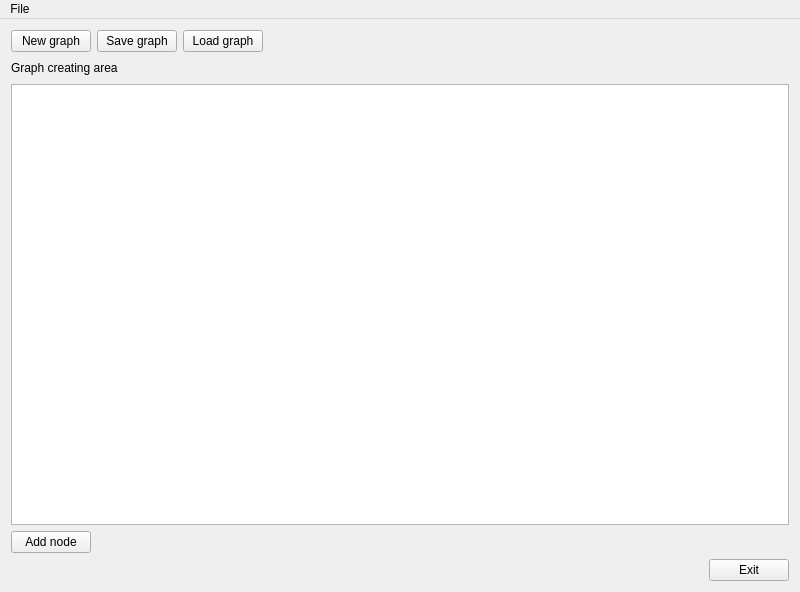
The window that Forms/mainmenu.ui (ajzenhamernikola/GiA) describes before a commit, drawn with Qt 5.
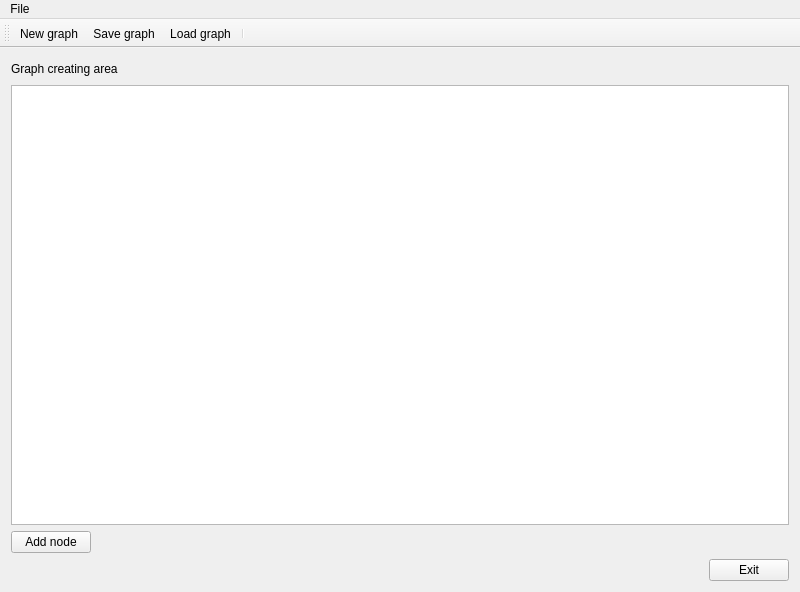
The same window after the commit. Icons and pictures are not drawn.

Patch:
```diff
--- a/Forms/mainmenu.ui
+++ b/Forms/mainmenu.ui
@@ -27,50 +27,6 @@
     <locale language="English" country="UnitedStates"/>
    </property>
    <layout class="QVBoxLayout" name="verticalLayout_3">
-    <item>
-     <layout class="QHBoxLayout" name="horizontalLayout">
-      <item>
-       <widget class="QPushButton" name="pb_new">
-        <property name="enabled">
-         <bool>true</bool>
-        </property>
-        <property name="styleSheet">
-         <string notr="true"/>
-        </property>
-        <property name="text">
-         <string>New graph</string>
-        </property>
-       </widget>
-      </item>
-      <item>
-       <widget class="QPushButton" name="pb_save">
-        <property name="text">
-         <string>Save graph</string>
-        </property>
-       </widget>
-      </item>
-      <item>
-       <widget class="QPushButton" name="pb_load">
-        <property name="text">
-         <string>Load graph</string>
-        </property>
-       </widget>
-      </item>
-      <item>
-       <spacer name="horizontalSpacer">
-        <property name="orientation">
-         <enum>Qt::Horizontal</enum>
-        </property>
-        <property name="sizeHint" stdset="0">
-         <size>
-          <width>40</width>
-          <height>20</height>
-         </size>
-        </property>
-       </spacer>
-      </item>
-     </layout>
-    </item>
     <item>
      <layout class="QHBoxLayout" name="horizontalLayout_7">
       <item>
@@ -198,6 +154,21 @@
    </widget>
    <addaction name="menuFile"/>
   </widget>
+  <widget class="QToolBar" name="tb_main">
+   <property name="windowTitle">
+    <string>toolBar</string>
+   </property>
+   <attribute name="toolBarArea">
+    <enum>TopToolBarArea</enum>
+   </attribute>
+   <attribute name="toolBarBreak">
+    <bool>false</bool>
+   </attribute>
+   <addaction name="aNewGraph"/>
+   <addaction name="aSaveGraph"/>
+   <addaction name="aLoadGraph"/>
+   <addaction name="separator"/>
+  </widget>
   <action name="aNewGraph">
    <property name="text">
     <string>New graph</string>
```
Left out of the diff: 16 changed lines with no effect on the pictures.
